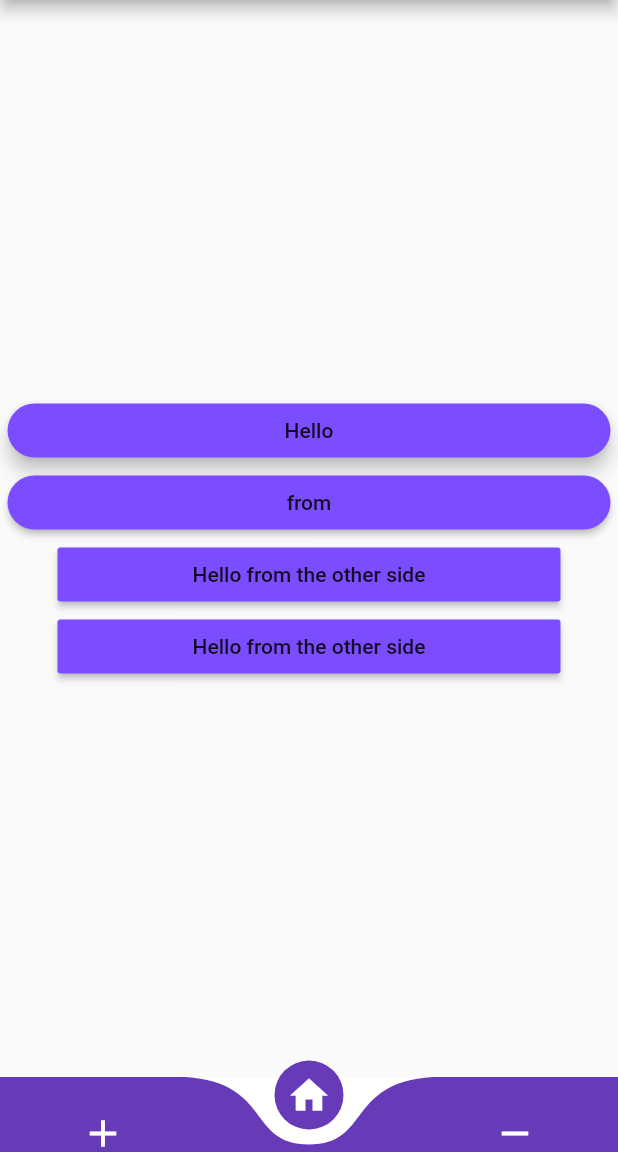
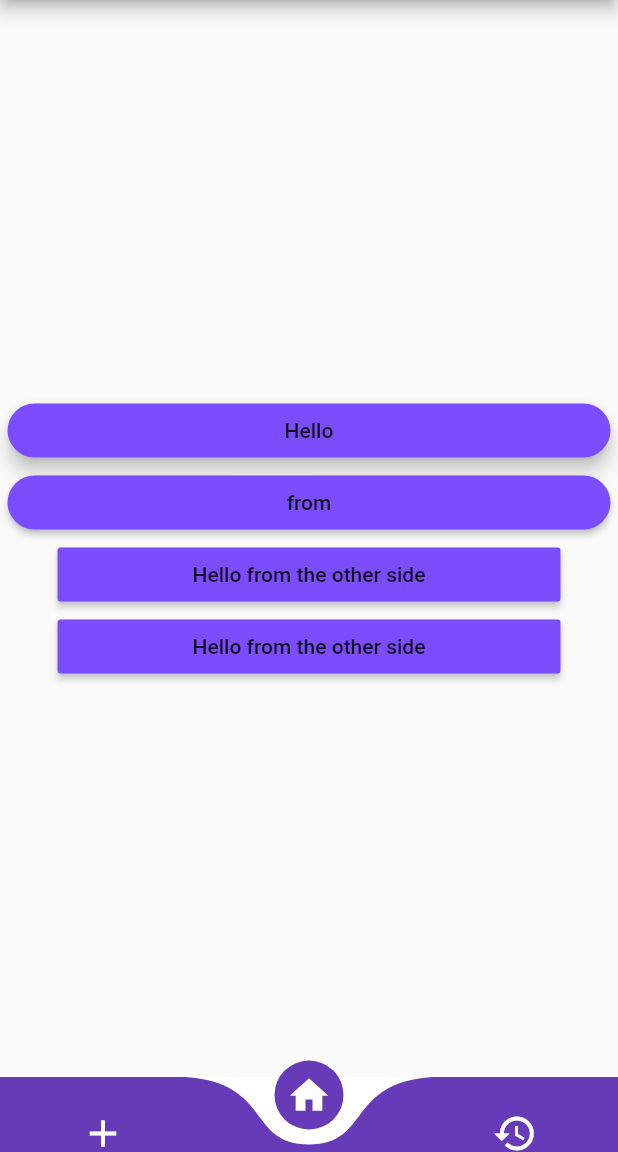
Before and after one commit to abhisht51/transport-app, a Flutter app: the screen it shows after launch, item 2 of the bottom bar chosen, on a phone screen of 412 x 824 dp, the part 84-1236 px from its top. Run offline on Flutter 3.47's test engine with Material 2 defaults, Android fonts, the phone set to English and light mode, and no system bars; drawn by our look-alikes of curved_navigation_bar.

Commit message:
Added page change animation

```diff
--- a/lib/HomePage.dart
+++ b/lib/HomePage.dart
@@ -34,7 +34,7 @@ class _MyHomePageState extends State<MyHomePage1> {
     {
       "child": History(),
       "icon": Icon(
-        Icons.remove,
+        Icons.history,
         size: 30,
         color: Colors.white,
       )
@@ -51,18 +51,22 @@ class _MyHomePageState extends State<MyHomePage1> {
           title: Text(widget.title),
           centerTitle: true,
         ),
-        body: _screens[_currentIndex]['child'],
+        body: AnimatedSwitcher(
+          duration: Duration(milliseconds: 200),
+          transitionBuilder: (Widget child, Animation<double> animation) =>
+              ScaleTransition(
+            child: child,
+            scale: animation,
+          ),
+          child: _screens[_currentIndex]['child'],
+        ),
         bottomNavigationBar: CurvedNavigationBar(
           color: Colors.deepPurple,
-
           backgroundColor: Colors.white,
           buttonBackgroundColor: Colors.deepPurple,
           height: 50,
-          items: <Widget>[
-            Icon(Icons.add, size: 30, color: Colors.white),
-            Icon(Icons.home, size: 30, color: Colors.white),
-            Icon(Icons.remove, size: 30, color: Colors.white),
-          ],
+          items: List.generate(
+              _screens.length, (index) => _screens[index]['icon']),
           index: _currentIndex,
           animationDuration: Duration(milliseconds: 350),
           animationCurve: Curves.decelerate,
--- a/lib/Screens/History.dart
+++ b/lib/Screens/History.dart
@@ -1,5 +1,4 @@
 import 'package:flutter/material.dart';
-import 'package:transport_app/HomePage.dart';
 
 class History extends StatefulWidget {
   @override
@@ -12,7 +11,7 @@ class _HistoryState extends State<History> {
     return Container(
       child: ListView.builder(
         scrollDirection: Axis.vertical,
-        shrinkWrap: true,
+        // shrinkWrap: true,
         itemCount: 3,
         itemBuilder: (BuildContext context, int index) {
           return makeCard;
@@ -26,11 +25,12 @@ final makeCard = Card(
   elevation: 8.0,
   margin: new EdgeInsets.symmetric(horizontal: 7.0, vertical: 7.0),
   child: Container(
-      decoration: BoxDecoration(
+    decoration: BoxDecoration(
       shape: BoxShape.rectangle,
       color: Colors.deepPurple.shade500,
     ),
-    child: makeListTile(),  //TODO: Pass data object here
+    // TODO: Pass data object here
+    child: makeListTile(),
   ),
 );
 
@@ -38,7 +38,7 @@ ListTile makeListTile() => ListTile(
     onTap: () {
       debugPrint("Helllo");
     },
-
+    hoverColor: Colors.black,
     contentPadding: EdgeInsets.symmetric(horizontal: 10.0, vertical: 8.0),
     leading: Container(
       padding: EdgeInsets.only(right: 12.0),
@@ -51,6 +51,5 @@ ListTile makeListTile() => ListTile(
       "Testing",
       style: TextStyle(color: Colors.white, fontWeight: FontWeight.bold),
     ),
-
     trailing:
         Icon(Icons.keyboard_arrow_right, color: Colors.white, size: 30.0));
--- a/lib/main.dart
+++ b/lib/main.dart
@@ -1,4 +1,3 @@
-import 'package:curved_navigation_bar/curved_navigation_bar.dart';
 import 'package:flutter/material.dart';
 import 'HomePage.dart';
 
```
